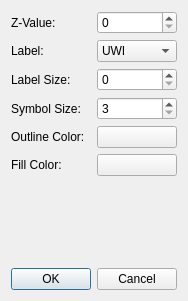
Above: Viewer2D/wellitemconfigdialog.ui from fsoos74/su before the change. Below: the same form after it.
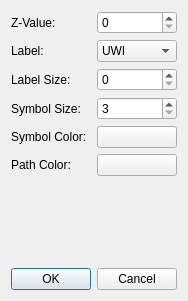
That is the form after the change. Custom widgets are drawn as their Qt base class.

```diff
--- a/Viewer2D/wellitemconfigdialog.ui
+++ b/Viewer2D/wellitemconfigdialog.ui
@@ -26,7 +26,7 @@
      <item row="5" column="0">
       <widget class="QLabel" name="label_3">
        <property name="text">
-        <string>Fill Color:</string>
+        <string>Path Color:</string>
        </property>
       </widget>
      </item>
@@ -71,7 +71,7 @@
      <item row="4" column="0">
       <widget class="QLabel" name="label_2">
        <property name="text">
-        <string>Outline Color:</string>
+        <string>Symbol Color:</string>
        </property>
       </widget>
      </item>
```
Left out of the diff: 4 changed lines with no effect on the pictures.
